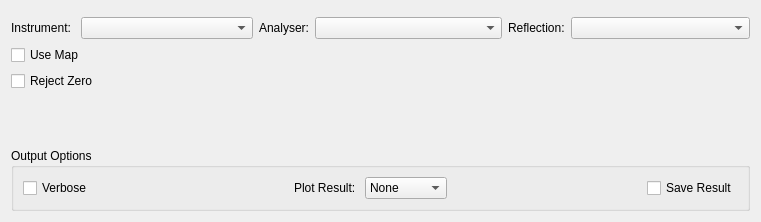
Qt form Code/Mantid/MantidQt/CustomInterfaces/inc/MantidQtCustomInterfaces/IndirectNeutron.ui (mantidproject/mantid) before a commit.
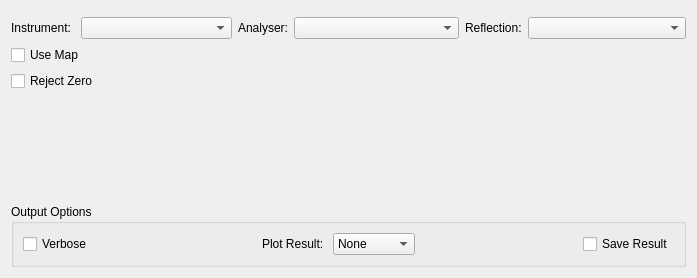
The same form after that commit. Custom widgets are drawn as their Qt base class.

Commit message: Refs #5422 Fix window resize quirk.

Patch:
```diff
--- a/Code/Mantid/MantidQt/CustomInterfaces/inc/MantidQtCustomInterfaces/IndirectNeutron.ui
+++ b/Code/Mantid/MantidQt/CustomInterfaces/inc/MantidQtCustomInterfaces/IndirectNeutron.ui
@@ -6,8 +6,8 @@
    <rect>
     <x>0</x>
     <y>0</y>
-    <width>761</width>
-    <height>222</height>
+    <width>697</width>
+    <height>278</height>
    </rect>
   </property>
   <property name="windowTitle">
```
The commit also changes 2 other files.
